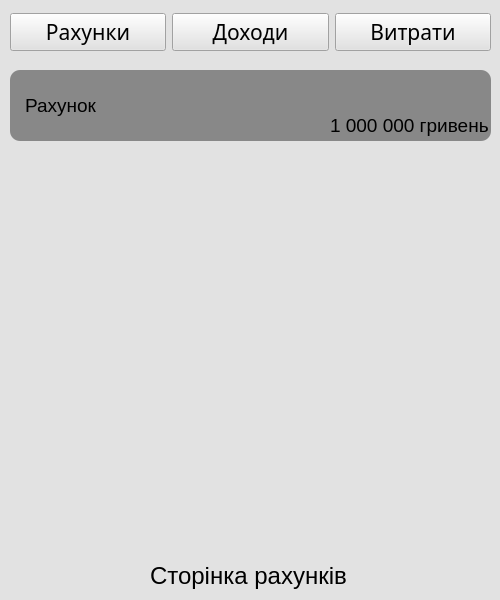
sopkodioni/MoneyCheck, file mainwindow.ui: the form before one commit.
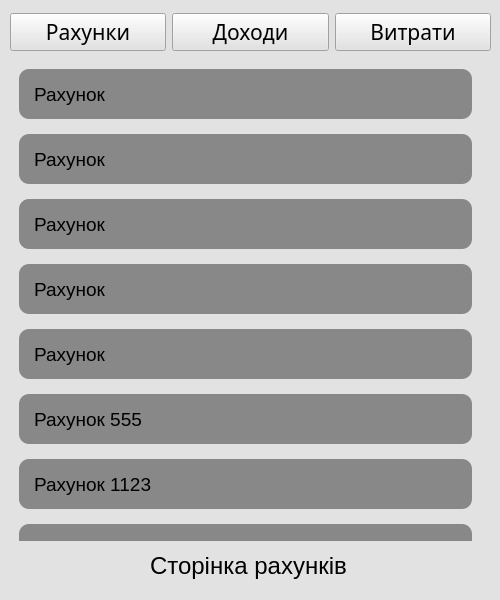
The form after the commit. The open tabs and pages were chosen to show the change. Icons and pictures are not drawn.

Commit message: added scroll area for wallets and transations

```diff
--- a/mainwindow.ui
+++ b/mainwindow.ui
@@ -167,9 +167,9 @@
     <property name="geometry">
      <rect>
       <x>10</x>
-      <y>70</y>
+      <y>60</y>
       <width>481</width>
-      <height>521</height>
+      <height>531</height>
      </rect>
     </property>
     <property name="currentIndex">
@@ -197,51 +197,423 @@
        <string>Сторінка рахунків</string>
       </property>
      </widget>
-     <widget class="QLabel" name="label_4">
+     <widget class="QScrollArea" name="scrollArea">
       <property name="geometry">
        <rect>
         <x>0</x>
         <y>0</y>
-        <width>481</width>
-        <height>71</height>
+        <width>471</width>
+        <height>481</height>
        </rect>
       </property>
-      <property name="font">
-       <font>
-        <pointsize>14</pointsize>
-       </font>
+      <property name="autoFillBackground">
+       <bool>false</bool>
       </property>
       <property name="styleSheet">
-       <string notr="true">
-background-color: #888;
-border-radius: 10px;
-padding: 10px;</string>
+       <string notr="true">border: none;</string>
       </property>
-      <property name="text">
-       <string>Рахунок</string>
+      <property name="verticalScrollBarPolicy">
+       <enum>Qt::ScrollBarAlwaysOff</enum>
       </property>
-     </widget>
-     <widget class="QLabel" name="label_6">
-      <property name="geometry">
-       <rect>
-        <x>320</x>
-        <y>40</y>
-        <width>161</width>
-        <height>31</height>
-       </rect>
+      <property name="horizontalScrollBarPolicy">
+       <enum>Qt::ScrollBarAlwaysOff</enum>
       </property>
-      <property name="font">
-       <font>
-        <pointsize>14</pointsize>
-       </font>
+      <property name="sizeAdjustPolicy">
+       <enum>QAbstractScrollArea::AdjustIgnored</enum>
       </property>
-      <property name="styleSheet">
-       <string notr="true">color: #000;
-background-color: none;</string>
+      <property name="widgetResizable">
+       <bool>true</bool>
       </property>
-      <property name="text">
-       <string>1 000 000 гривень</string>
+      <property name="alignment">
+       <set>Qt::AlignHCenter|Qt::AlignTop</set>
       </property>
+      <widget class="QWidget" name="scrollAreaWidgetContents">
+       <property name="geometry">
+        <rect>
+         <x>0</x>
+         <y>-107</y>
+         <width>471</width>
+         <height>783</height>
+        </rect>
+       </property>
+       <property name="sizePolicy">
+        <sizepolicy hsizetype="Minimum" vsizetype="Fixed">
+         <horstretch>0</horstretch>
+         <verstretch>0</verstretch>
+        </sizepolicy>
+       </property>
+       <layout class="QVBoxLayout" name="verticalLayout">
+        <property name="spacing">
+         <number>15</number>
+        </property>
+        <property name="sizeConstraint">
+         <enum>QLayout::SetMinimumSize</enum>
+        </property>
+        <property name="topMargin">
+         <number>9</number>
+        </property>
+        <item>
+         <widget class="QLabel" name="label_10">
+          <property name="minimumSize">
+           <size>
+            <width>0</width>
+            <height>50</height>
+           </size>
+          </property>
+          <property name="maximumSize">
+           <size>
+            <width>16777215</width>
+            <height>50</height>
+           </size>
+          </property>
+          <property name="font">
+           <font>
+            <pointsize>14</pointsize>
+           </font>
+          </property>
+          <property name="styleSheet">
+           <string notr="true">
+background-color: #888;
+border-radius: 10px;
+padding: 10px;</string>
+          </property>
+          <property name="text">
+           <string>Рахунок</string>
+          </property>
+         </widget>
+        </item>
+        <item>
+         <widget class="QLabel" name="label_13">
+          <property name="minimumSize">
+           <size>
+            <width>0</width>
+            <height>50</height>
+           </size>
+          </property>
+          <property name="maximumSize">
+           <size>
+            <width>16777215</width>
+            <height>50</height>
+           </size>
+          </property>
+          <property name="font">
+           <font>
+            <pointsize>14</pointsize>
+           </font>
+          </property>
+          <property name="styleSheet">
+           <string notr="true">
+background-color: #888;
+border-radius: 10px;
+padding: 10px;</string>
+          </property>
+          <property name="text">
+           <string>Рахунок</string>
+          </property>
+         </widget>
+        </item>
+        <item>
+         <widget class="QLabel" name="label_18">
+          <property name="minimumSize">
+           <size>
+            <width>0</width>
+            <height>50</height>
+           </size>
+          </property>
+          <property name="maximumSize">
+           <size>
+            <width>16777215</width>
+            <height>50</height>
+           </size>
+          </property>
+          <property name="font">
+           <font>
+            <pointsize>14</pointsize>
+           </font>
+          </property>
+          <property name="styleSheet">
+           <string notr="true">
+background-color: #888;
+border-radius: 10px;
+padding: 10px;</string>
+          </property>
+          <property name="text">
+           <string>Рахунок</string>
+          </property>
+         </widget>
+        </item>
+        <item>
+         <widget class="QLabel" name="label_19">
+          <property name="minimumSize">
+           <size>
+            <width>0</width>
+            <height>50</height>
+           </size>
+          </property>
+          <property name="maximumSize">
+           <size>
+            <width>16777215</width>
+            <height>50</height>
+           </size>
+          </property>
+          <property name="font">
+           <font>
+            <pointsize>14</pointsize>
+           </font>
+          </property>
+          <property name="styleSheet">
+           <string notr="true">
+background-color: #888;
+border-radius: 10px;
+padding: 10px;</string>
+          </property>
+          <property name="text">
+           <string>Рахунок</string>
+          </property>
+         </widget>
+        </item>
+        <item>
+         <widget class="QLabel" name="label_20">
+          <property name="minimumSize">
+           <size>
+            <width>0</width>
+            <height>50</height>
+           </size>
+          </property>
+          <property name="maximumSize">
+           <size>
+            <width>16777215</width>
+            <height>50</height>
+           </size>
+          </property>
+          <property name="font">
+           <font>
+            <pointsize>14</pointsize>
+           </font>
+          </property>
+          <property name="styleSheet">
+           <string notr="true">
+background-color: #888;
+border-radius: 10px;
+padding: 10px;</string>
+          </property>
+          <property name="text">
+           <string>Рахунок</string>
+          </property>
+         </widget>
+        </item>
+        <item>
+         <widget class="QLabel" name="label_21">
+          <property name="minimumSize">
+           <size>
+            <width>0</width>
+            <height>50</height>
+           </size>
+          </property>
+          <property name="maximumSize">
+           <size>
+            <width>16777215</width>
+            <height>50</height>
+           </size>
+          </property>
+          <property name="font">
+           <font>
+            <pointsize>14</pointsize>
+           </font>
+          </property>
+          <property name="styleSheet">
+           <string notr="true">
+background-color: #888;
+border-radius: 10px;
+padding: 10px;</string>
+          </property>
+          <property name="text">
+           <string>Рахунок 555</string>
+          </property>
+         </widget>
+        </item>
+        <item>
+         <widget class="QLabel" name="label_23">
+          <property name="minimumSize">
+           <size>
+            <width>0</width>
+            <height>50</height>
+           </size>
+          </property>
+          <property name="maximumSize">
+           <size>
+            <width>16777215</width>
+            <height>50</height>
+           </size>
+          </property>
+          <property name="font">
+           <font>
+            <pointsize>14</pointsize>
+           </font>
+          </property>
+          <property name="styleSheet">
+           <string notr="true">
+background-color: #888;
+border-radius: 10px;
+padding: 10px;</string>
+          </property>
+          <property name="text">
+           <string>Рахунок 1123</string>
+          </property>
+         </widget>
+        </item>
+        <item>
+         <widget class="QLabel" name="label_26">
+          <property name="minimumSize">
+           <size>
+            <width>0</width>
+            <height>50</height>
+           </size>
+          </property>
+          <property name="maximumSize">
+           <size>
+            <width>16777215</width>
+            <height>50</height>
+           </size>
+          </property>
+          <property name="font">
+           <font>
+            <pointsize>14</pointsize>
+           </font>
+          </property>
+          <property name="styleSheet">
+           <string notr="true">
+background-color: #888;
+border-radius: 10px;
+padding: 10px;</string>
+          </property>
+          <property name="text">
+           <string>Рахунок</string>
+          </property>
+         </widget>
+        </item>
+        <item>
+         <widget class="QLabel" name="label_27">
+          <property name="minimumSize">
+           <size>
+            <width>0</width>
+            <height>50</height>
+           </size>
+          </property>
+          <property name="maximumSize">
+           <size>
+            <width>16777215</width>
+            <height>50</height>
+           </size>
+          </property>
+          <property name="font">
+           <font>
+            <pointsize>14</pointsize>
+           </font>
+          </property>
+          <property name="styleSheet">
+           <string notr="true">
+background-color: #888;
+border-radius: 10px;
+padding: 10px;</string>
+          </property>
+          <property name="text">
+           <string>Рахунок</string>
+          </property>
+         </widget>
+        </item>
+        <item>
+         <widget class="QLabel" name="label_24">
+          <property name="minimumSize">
+           <size>
+            <width>0</width>
+            <height>50</height>
+           </size>
+          </property>
+          <property name="maximumSize">
+           <size>
+            <width>16777215</width>
+            <height>50</height>
+           </size>
+          </property>
+          <property name="font">
+           <font>
+            <pointsize>14</pointsize>
+           </font>
+          </property>
+          <property name="styleSheet">
+           <string notr="true">
+background-color: #888;
+border-radius: 10px;
+padding: 10px;</string>
+          </property>
+          <property name="text">
+           <string>Рахунок 33</string>
+          </property>
+         </widget>
+        </item>
+        <item>
+         <widget class="QLabel" name="label_25">
+          <property name="minimumSize">
+           <size>
+            <width>0</width>
+            <height>50</height>
+           </size>
+          </property>
+          <property name="maximumSize">
+           <size>
+            <width>16777215</width>
+            <height>50</height>
+           </size>
+          </property>
+          <property name="font">
+           <font>
+            <pointsize>14</pointsize>
+           </font>
+          </property>
+          <property name="styleSheet">
+           <string notr="true">
+background-color: #888;
+border-radius: 10px;
+padding: 10px;</string>
+          </property>
+          <property name="text">
+           <string>Рахунок 123</string>
+          </property>
+         </widget>
+        </item>
+        <item>
+         <widget class="QLabel" name="label_22">
+          <property name="minimumSize">
+           <size>
+            <width>0</width>
+            <height>50</height>
+           </size>
+          </property>
+          <property name="maximumSize">
+           <size>
+            <width>16777215</width>
+            <height>50</height>
+           </size>
+          </property>
+          <property name="font">
+           <font>
+            <pointsize>14</pointsize>
+           </font>
+          </property>
+          <property name="styleSheet">
+           <string notr="true">
+background-color: #888;
+border-radius: 10px;
+padding: 10px;</string>
+          </property>
+          <property name="text">
+           <string>Рахунок 123</string>
+          </property>
+         </widget>
+        </item>
+       </layout>
+      </widget>
      </widget>
     </widget>
     <widget class="QWidget" name="revenuesPage">
```
Left out of the diff: 220 changed lines with no effect on the pictures. The commit also changes 1 other file.
